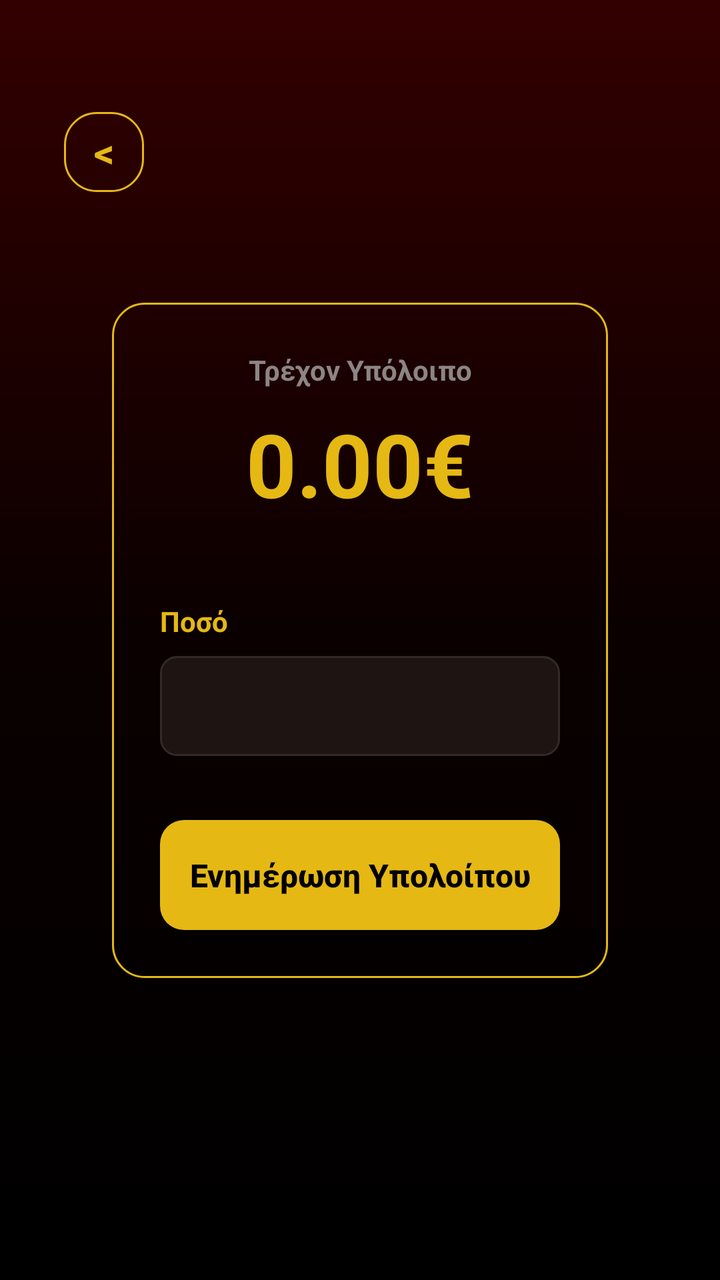
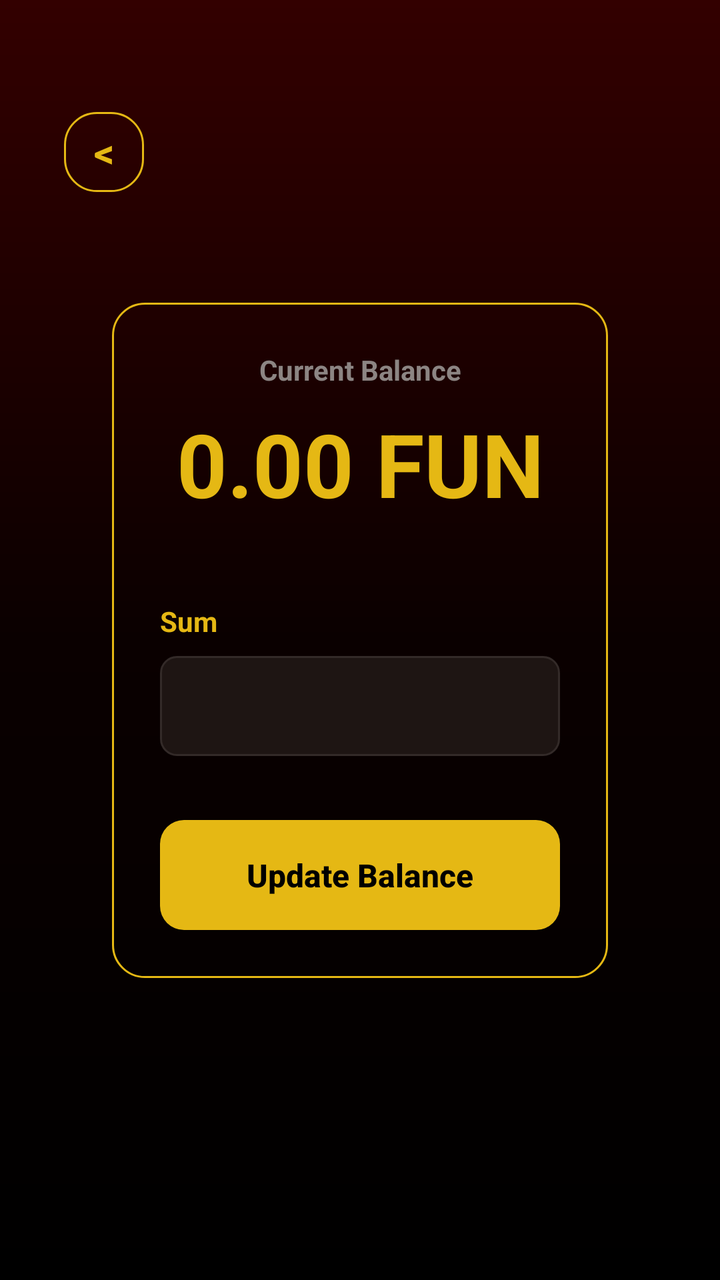

The first picture is an Android layout as it rendered before a commit; the second is the same layout after the commit. The layout source and the unified diff follow.
<!-- AndroidManifest.xml: application theme CustomTheme -->
<!-- res/layout/activity_wallet_page.xml -->
<?xml version="1.0" encoding="utf-8"?>
<ScrollView xmlns:android="http://schemas.android.com/apk/res/android"
    xmlns:app="http://schemas.android.com/apk/res-auto"
    xmlns:tools="http://schemas.android.com/tools"
    android:layout_width="match_parent"
    android:layout_height="match_parent"
    android:fillViewport="true"
    android:background="@drawable/bg_gradient"
    tools:context=".WalletPage.WalletPage">

    <androidx.constraintlayout.widget.ConstraintLayout
        android:id="@+id/main"
        android:layout_width="match_parent"
        android:layout_height="wrap_content"
        android:padding="24dp">

        <TextView
            android:id="@+id/btnBackWalletPage"
            android:layout_width="40dp"
            android:layout_height="40dp"
            android:layout_marginTop="32dp"
            android:layout_marginStart="8dp"
            android:background="@drawable/bg_container_border"
            android:gravity="center"
            android:text="&lt;"
            android:textColor="@color/gold"
            android:textSize="20sp"
            android:textStyle="bold"
            app:layout_constraintStart_toStartOf="parent"
            app:layout_constraintTop_toTopOf="parent" />

        <androidx.constraintlayout.widget.ConstraintLayout
            android:id="@+id/walletContainer"
            android:layout_width="match_parent"
            android:layout_height="wrap_content"
            android:layout_marginStart="32dp"
            android:layout_marginEnd="32dp"
            android:background="@drawable/bg_container_border"
            android:padding="24dp"
            app:layout_constraintBottom_toBottomOf="parent"
            app:layout_constraintEnd_toEndOf="parent"
            app:layout_constraintStart_toStartOf="parent"
            app:layout_constraintTop_toTopOf="parent">

            <TextView
                android:id="@+id/labelBalance"
                android:layout_width="wrap_content"
                android:layout_height="wrap_content"
                android:text="Τρέχον Υπόλοιπο"
                android:textColor="@color/text_gray"
                android:textSize="14sp"
                android:textStyle="bold"
                app:layout_constraintEnd_toEndOf="parent"
                app:layout_constraintStart_toStartOf="parent"
                app:layout_constraintTop_toTopOf="parent" />

            <TextView
                android:id="@+id/amount2"
                android:layout_width="wrap_content"
                android:layout_height="wrap_content"
                android:layout_marginTop="8dp"
                android:text="0.00€"
                android:textColor="@color/gold"
                android:textSize="44sp"
                android:textStyle="bold"
                app:layout_constraintEnd_toEndOf="parent"
                app:layout_constraintStart_toStartOf="parent"
                app:layout_constraintTop_toBottomOf="@id/labelBalance" />

            <TextView
                android:id="@+id/labelAddAmount"
                android:layout_width="wrap_content"
                android:layout_height="wrap_content"
                android:layout_marginTop="40dp"
                android:text="Ποσό"
                android:textColor="@color/gold"
                android:textSize="14sp"
                android:textStyle="bold"
                app:layout_constraintStart_toStartOf="parent"
                app:layout_constraintTop_toBottomOf="@id/amount2" />

            <EditText
                android:id="@+id/addAmount"
                android:layout_width="match_parent"
                android:layout_height="50dp"
                android:layout_marginTop="8dp"
                android:background="@drawable/bg_input"
                android:inputType="numberDecimal"
                android:paddingStart="16dp"
                android:paddingEnd="16dp"
                android:textColor="@android:color/white"
                android:textColorHint="@color/text_gray"
                app:layout_constraintEnd_toEndOf="parent"
                app:layout_constraintStart_toStartOf="parent"
                app:layout_constraintTop_toBottomOf="@id/labelAddAmount" />

            <androidx.appcompat.widget.AppCompatButton
                android:id="@+id/addMoney"
                android:layout_width="match_parent"
                android:layout_height="55dp"
                android:layout_marginTop="32dp"
                android:background="@drawable/bg_button"
                android:text="Ενημέρωση Υπολοίπου"
                android:textAllCaps="false"
                android:textColor="@android:color/black"
                android:textSize="16sp"
                android:textStyle="bold"
                app:layout_constraintEnd_toEndOf="parent"
                app:layout_constraintStart_toStartOf="parent"
                app:layout_constraintTop_toBottomOf="@id/addAmount" />

        </androidx.constraintlayout.widget.ConstraintLayout>
    </androidx.constraintlayout.widget.ConstraintLayout>
</ScrollView>
<!-- resources referenced by this layout -->
<resources>
  <color name="gold">#E5B814</color>
  <color name="text_gray">#8C8583</color>
  <!-- drawable bg_button (drawable) -->
  <?xml version="1.0" encoding="utf-8"?>
  <shape xmlns:android="http://schemas.android.com/apk/res/android" android:shape="rectangle">
      <solid android:color="@color/gold"/>
      <corners android:radius="12dp"/>
  </shape>
  <!-- drawable bg_container_border (drawable) -->
  <?xml version="1.0" encoding="utf-8"?>
  <shape xmlns:android="http://schemas.android.com/apk/res/android" android:shape="rectangle">
      <solid android:color="@android:color/transparent"/>
      <stroke android:width="1dp" android:color="@color/gold"/>
      <corners android:radius="16dp"/>
  </shape>
  <!-- drawable bg_gradient (drawable) -->
  <?xml version="1.0" encoding="utf-8"?>
  <shape xmlns:android="http://schemas.android.com/apk/res/android" android:shape="rectangle">
      <gradient
          android:startColor="#330000"
          android:centerColor="#0A0000"
          android:endColor="#000000"
          android:type="linear"
          android:angle="270" />
  </shape>
  <!-- drawable bg_input (drawable) -->
  <?xml version="1.0" encoding="utf-8"?>
  <shape xmlns:android="http://schemas.android.com/apk/res/android" android:shape="rectangle">
      <solid android:color="@color/input_bg"/>
      <stroke android:width="1dp" android:color="#332A28"/>
      <corners android:radius="8dp"/>
  </shape>
  <style name="CustomTheme" parent="Theme.MaterialComponents.Light.NoActionBar">
          <item name="android:windowBackground">@drawable/bg_gradient</item>
          <item name="android:windowFullscreen">true</item>
      </style>
  <color name="input_bg">#1E1513</color>
</resources>

<!-- the commit's change to res/layout/activity_wallet_page.xml (unified diff, before → after) -->
@@ -46,7 +46,7 @@
                 android:id="@+id/labelBalance"
                 android:layout_width="wrap_content"
                 android:layout_height="wrap_content"
-                android:text="Τρέχον Υπόλοιπο"
+                android:text="Current Balance"
                 android:textColor="@color/text_gray"
                 android:textSize="14sp"
                 android:textStyle="bold"
@@ -59,7 +59,7 @@
                 android:layout_width="wrap_content"
                 android:layout_height="wrap_content"
                 android:layout_marginTop="8dp"
-                android:text="0.00€"
+                android:text="0.00 FUN"
                 android:textColor="@color/gold"
                 android:textSize="44sp"
                 android:textStyle="bold"
@@ -72,7 +72,7 @@
                 android:layout_width="wrap_content"
                 android:layout_height="wrap_content"
                 android:layout_marginTop="40dp"
-                android:text="Ποσό"
+                android:text="Sum"
                 android:textColor="@color/gold"
                 android:textSize="14sp"
                 android:textStyle="bold"
@@ -100,7 +100,7 @@
                 android:layout_height="55dp"
                 android:layout_marginTop="32dp"
                 android:background="@drawable/bg_button"
-                android:text="Ενημέρωση Υπολοίπου"
+                android:text="Update Balance"
                 android:textAllCaps="false"
                 android:textColor="@android:color/black"
                 android:textSize="16sp"
